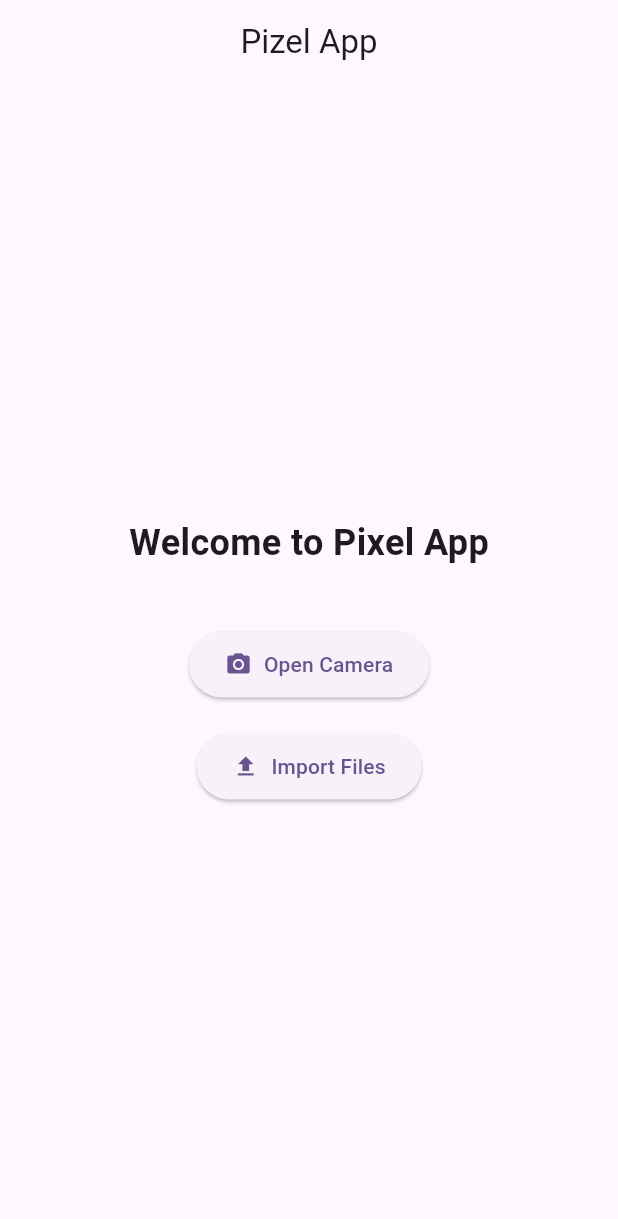
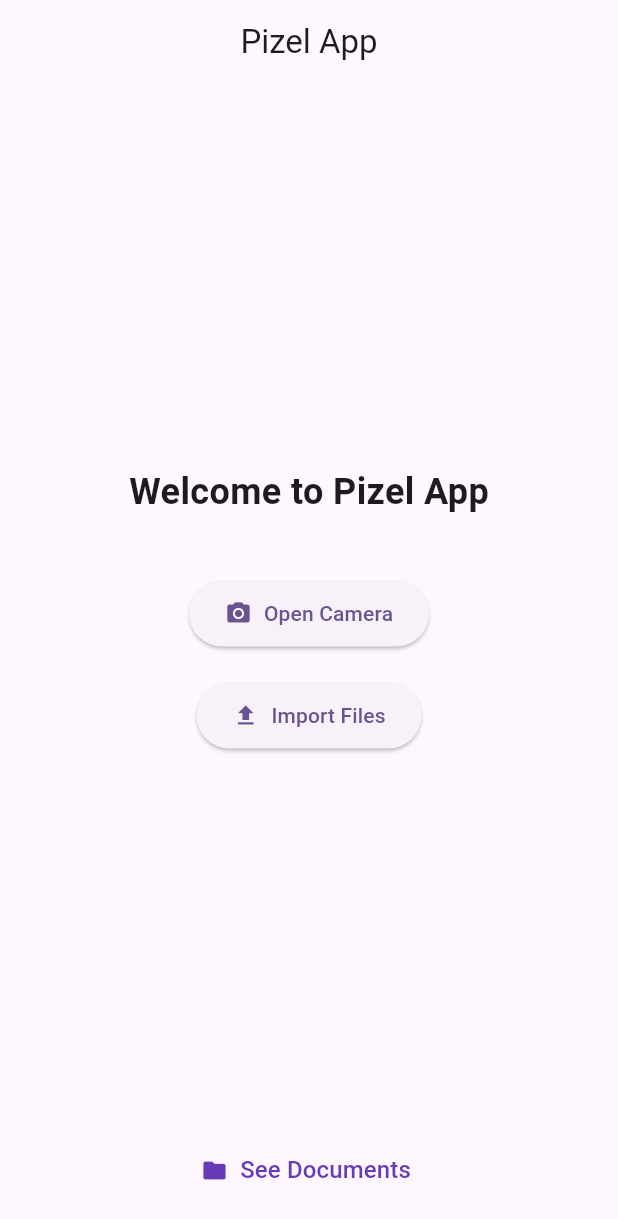
Before and after one commit to yash037/pizel, a Flutter app: the screen it shows after launch, on a phone screen of 412 x 824 dp. Shown: the top 1219 px of the screen. Run offline on Flutter 3.47's test engine with Material 3 defaults, Android fonts, the phone set to English and light mode, and no system bars; our stand-ins replace image_cropper, image_picker, open_filex, share_plus.

Commit message:
completed basic connectivity of app

```diff
--- a/pizel/lib/screens/camera_page.dart
+++ b/pizel/lib/screens/camera_page.dart
@@ -68,7 +68,7 @@ class _CameraPageState extends State<CameraPage> {
                   ),
           ),
 
-          // Bottom action bar (like in PDF apps)
+          // Bottom action bar
           Container(
             padding: const EdgeInsets.symmetric(vertical: 12, horizontal: 20),
             color: Colors.grey[100],
--- a/pizel/lib/screens/home_page.dart
+++ b/pizel/lib/screens/home_page.dart
@@ -1,5 +1,6 @@
 import 'package:flutter/material.dart';
 import 'camera_page.dart';
+import 'documents_page.dart';
 
 class MyHomePage extends StatelessWidget {
   const MyHomePage({super.key});
@@ -11,12 +12,16 @@ class MyHomePage extends StatelessWidget {
         title: const Text('Pizel App'),
         centerTitle: true,
       ),
-      body: Center(
+      body: Column(
+        mainAxisAlignment: MainAxisAlignment.spaceBetween,
+        children: [
+          Expanded(
+            child: Center(
               child: Column(
-          mainAxisAlignment: MainAxisAlignment.center,
+                mainAxisSize: MainAxisSize.min,
                 children: [
                   const Text(
-              'Welcome to Pixel App',
+                    'Welcome to Pizel App',
                     style: TextStyle(
                       fontSize: 24,
                       fontWeight: FontWeight.bold,
@@ -39,7 +44,7 @@ class MyHomePage extends StatelessWidget {
                   const SizedBox(height: 20),
                   ElevatedButton.icon(
                     onPressed: () {
-                // You can navigate to ImportPage here later
+                      // Later: navigate to ImportPage
                     },
                     icon: const Icon(Icons.file_upload),
                     label: const Text('Import Files'),
@@ -50,6 +55,27 @@ class MyHomePage extends StatelessWidget {
                 ],
               ),
             ),
+          ),
+
+          // Bottom section
+          Padding(
+            padding: const EdgeInsets.only(bottom: 20),
+            child: TextButton.icon(
+              onPressed: () {
+                Navigator.push(
+                  context,
+                  MaterialPageRoute(builder: (context) => const DocumentsPage()),
+                );
+              },
+              icon: const Icon(Icons.folder, color: Colors.deepPurple),
+              label: const Text(
+                'See Documents',
+                style: TextStyle(color: Colors.deepPurple, fontSize: 16),
+              ),
+            ),
+          ),
+        ],
+      ),
     );
   }
 }
--- a/pizel/pubspec.yaml
+++ b/pizel/pubspec.yaml
@@ -33,6 +33,10 @@ dependencies:
 
   image_picker: ^1.2.0
   image_cropper: ^7.0.3
+  path_provider: ^2.1.2
+  pdf: ^3.11.0
+  open_filex: ^4.3.4
+  share_plus: ^10.0.0
 
 
   # The following adds the Cupertino Icons font to your application.
```
Also changed, not shown: pizel/lib/screens/documents_page.dart (added, +112 -0 lines), pizel/lib/screens/edit_page.dart (+29 -2 lines), pizel/pubspec.lock, 5 other files. Lines whose indentation alone changed are shown as unchanged.
